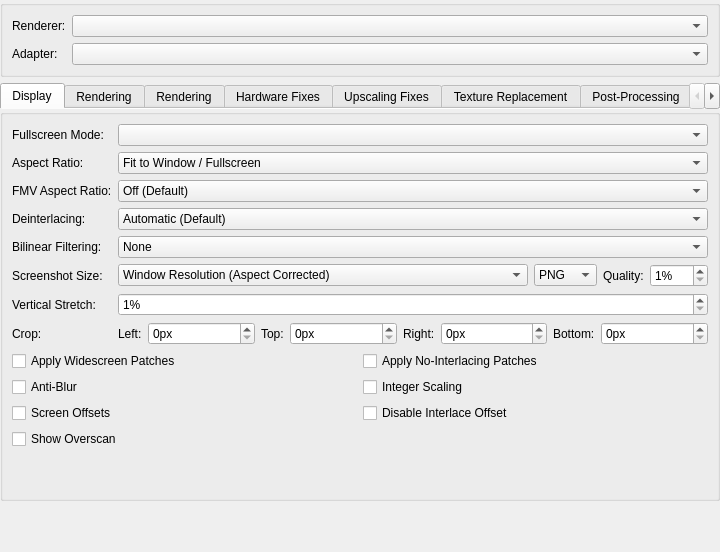
Above: pcsx2-qt/Settings/GraphicsSettingsWidget.ui from PCSX2/pcsx2 before the change. Below: the same form after it.
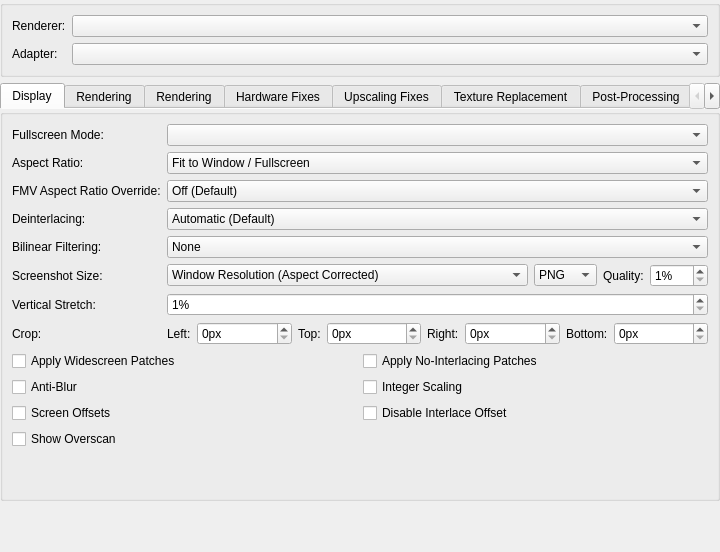
That is the form after the change.

Commit message:
Qt: Add Override word to FMV Aspect Ratio
To all sources, like big picture (fullscreenui), translation files, and general Qt GUI

Patch:
```diff
--- a/pcsx2-qt/Settings/GraphicsSettingsWidget.ui
+++ b/pcsx2-qt/Settings/GraphicsSettingsWidget.ui
@@ -109,7 +109,7 @@
        <item row="2" column="0">
         <widget class="QLabel" name="fmvAspectRatioLabel">
          <property name="text">
-          <string>FMV Aspect Ratio:</string>
+          <string>FMV Aspect Ratio Override:</string>
          </property>
         </widget>
        </item>
```
The commit also changes 41 other files.
